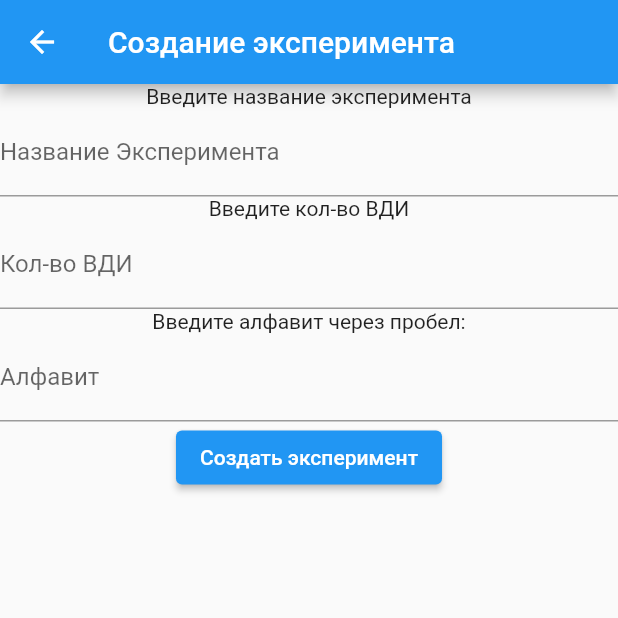
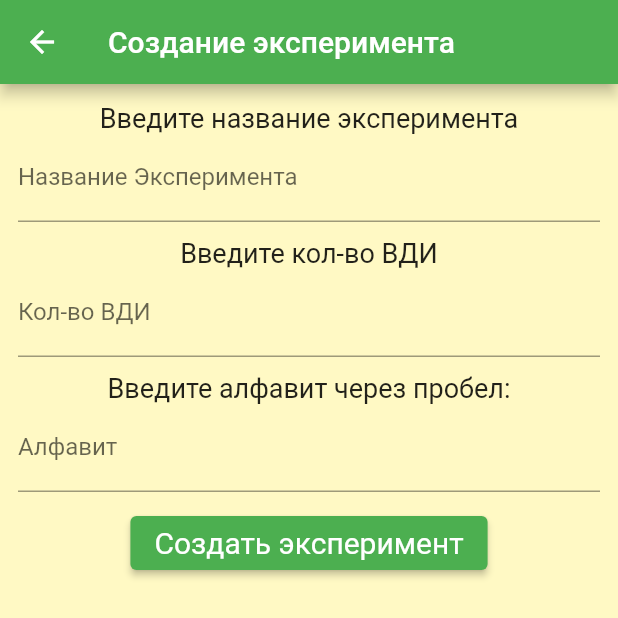
Before and after one commit to Hnakra/lab5_variations, a Flutter app: the screen it shows after launch, after a tap on the "add" icon, on a phone screen of 412 x 824 dp, the top half of it. Run offline on Flutter 3.47's test engine with Material 2 defaults, Android fonts, the phone set to English and light mode, and no system bars.

Commit message:
Final version

```diff
--- a/lib/Data/api/calculate_experiment_1.dart
+++ b/lib/Data/api/calculate_experiment_1.dart
@@ -2,14 +2,18 @@ import 'dart:math';
 
 class Experiment1{
   static Map calculate({required List<String> alphabet, required int numExperiments}){
+    ///заполнение массива будующих случайных ведичин каждого символа алфавита нулями
     List<double> numbers = [for(int i = 0; i < alphabet.length; i++) 0];
     Random random = Random();
+    /// вызываем случайные символы из алфавита, суммируем его случайную величину на 1
     for(int i = 0; i < numExperiments; i++){
       numbers[random.nextInt(alphabet.length)] += 1;
     }
+    /// представим получившиеся случайные величины в диапазоне [0,1]
     for(int i = 0; i < alphabet.length; i++){
       numbers[i] /= numExperiments;
     }
+    /// склеим в ассоциативный массив алфавит и получившиеся случайные величины, вернем результат функции
     Map result = Map<String, double>.fromIterables(
         alphabet,
         numbers
--- a/lib/Internal/Providers/experiment_list.dart
+++ b/lib/Internal/Providers/experiment_list.dart
@@ -1,5 +1,5 @@
 import 'package:flutter/material.dart';
-
+/// класс приложения, контактирующий со слоем Presentation и необходимый для оповещения виджетов об изменении списка экспериментов
 class ExperimentListModel extends ChangeNotifier{
   List<Map> _list = [];
 
--- a/lib/Internal/application.dart
+++ b/lib/Internal/application.dart
@@ -21,7 +21,13 @@ class MyApp extends StatelessWidget {
       child: MaterialApp(
         title: 'Lab5 Experiments',
         theme: ThemeData(
-          primarySwatch: Colors.blue,
+          elevatedButtonTheme: ElevatedButtonThemeData(style: ElevatedButton.styleFrom(textStyle: TextStyle(fontSize: 20))),
+            textTheme: TextTheme(
+                bodyText2: TextStyle(fontSize: 18),
+            ),
+          primarySwatch: Colors.green,
+          scaffoldBackgroundColor: Colors.yellow.shade100
+
         ),
         initialRoute: '/',
         routes: {
--- a/lib/Presentation/ExperimentList/page_experiment_list.dart
+++ b/lib/Presentation/ExperimentList/page_experiment_list.dart
@@ -12,11 +12,17 @@ class ExperimentListPage extends StatelessWidget{
       appBar: AppBar(
         title: Text("Список экспериментов"),
       ),
-      body: Column(
+      body: Padding(
+        padding: EdgeInsets.all(10),
+        child: ListView(
           children: [
             for(Map experiment in experiments)
-            experimentTile(context, experiment)
+              Padding(
+                padding: const EdgeInsets.only(bottom: 4),
+                child: experimentTile(context, experiment),
+              )
             ]
+        ),
       ),
 
       floatingActionButton: FloatingActionButton(
@@ -28,8 +34,14 @@ class ExperimentListPage extends StatelessWidget{
   }
   experimentTile(BuildContext context, Map experiment){
     return GestureDetector(
+
         child: Container(
-        height: 80,
+          decoration: BoxDecoration(
+            border: Border.all(color: Colors.green, width: 3),
+            borderRadius: BorderRadius.circular(5)
+          ),
+          child: Padding(
+            padding: EdgeInsets.all(10),
             child: Column(
               children: [
                 Text(experiment["name"]),
@@ -38,6 +50,8 @@ class ExperimentListPage extends StatelessWidget{
               ]
             ),
           ),
+
+      ),
       onTap: ()=> Navigator.pushNamed(context, '/experiment', arguments: {"experiment": experiment})
     );
   }
--- a/lib/Presentation/NewExperiment/new_experiment_page.dart
+++ b/lib/Presentation/NewExperiment/new_experiment_page.dart
@@ -12,6 +12,8 @@ class NewExperimentPage extends StatelessWidget{
     return Scaffold(
       appBar: AppBar(title: Text("Создание эксперимента")),
       body: SafeArea(
+        child: Padding(
+          padding: EdgeInsets.all(12),
           child: Column(
             children: [
               Text("Введите название эксперимента"),
@@ -21,6 +23,7 @@ class NewExperimentPage extends StatelessWidget{
                   labelText: "Название Эксперимента"
                 ),
               ),
+              SizedBox(height: 10,),
               Text("Введите кол-во ВДИ"),
               TextField(
                   controller: _numVDI,
@@ -31,6 +34,7 @@ class NewExperimentPage extends StatelessWidget{
                     FilteringTextInputFormatter.allow(RegExp('[0-9]')),
                   ]
               ),
+              SizedBox(height: 10,),
               Text("Введите алфавит через пробел:"),
               TextField(
                 controller: _alphabet,
@@ -38,11 +42,13 @@ class NewExperimentPage extends StatelessWidget{
                     labelText: "Алфавит"
                 ),
               ),
+              SizedBox(height: 10,),
               ElevatedButton(
                 child: Text("Создать эксперимент"),
                 onPressed: () => _createExperiment(context),
               )
             ],
+          ),
         ),
       )
     );
--- a/pubspec.yaml
+++ b/pubspec.yaml
@@ -30,7 +30,6 @@ dependencies:
   flutter:
     sdk: flutter
   provider: ^5.0.0
-  sqflite:
 
   # The following adds the Cupertino Icons font to your application.
   # Use with the CupertinoIcons class for iOS style icons.
```
Also changed, not shown: lib/Data/api/api.dart (+6 -4 lines), lib/Data/api/calculate_experiment_2.dart (+19 -8 lines), lib/Internal/Providers/experiment.dart (+22 -3 lines), lib/Presentation/Experiment/Experiment_1/experiment_page_1.dart (+9 -5 lines), lib/Presentation/Experiment/Experiment_2/experiment_page_2.dart (+8 -5 lines), lib/Presentation/Experiment/Widgets/list_experiments.dart (+7 -4 lines), lib/Presentation/Experiment/experiment.dart (+6 -4 lines), pubspec.lock. Lines whose indentation alone changed are shown as unchanged.
